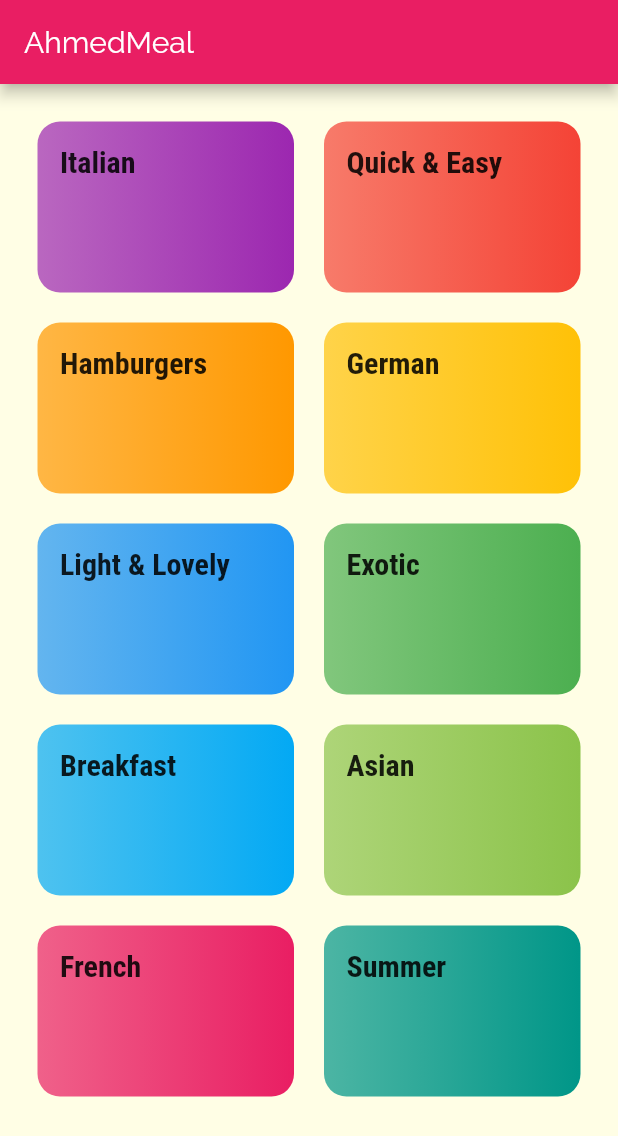
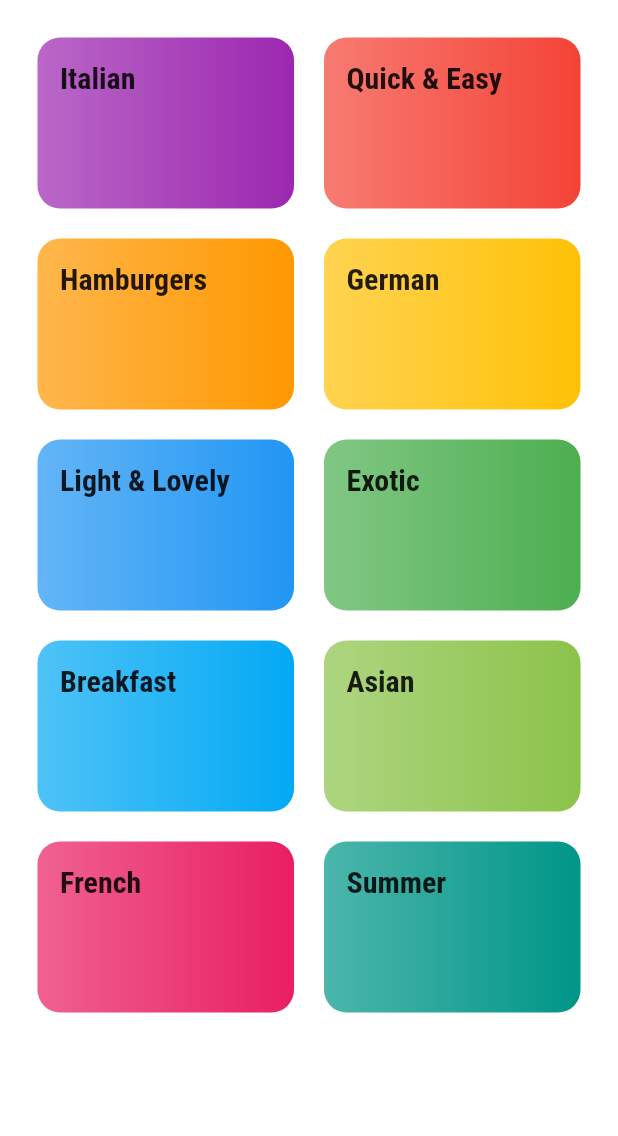
Before and after one commit to a7md0/FlutterMealsApp, a Flutter app: the screen it shows after launch, on a phone screen of 412 x 824 dp. Shown: the top 1136 px of the screen. Run offline on Flutter 3.47's test engine with Material 2 defaults, Android fonts, the phone set to English and light mode, and no system bars.

Commit message:
Cat sc remove app bar

```diff
--- a/lib/screens/categories_screen.dart
+++ b/lib/screens/categories_screen.dart
@@ -6,11 +6,7 @@ import '../widgets/category_item.dart';
 class CategoriesScreen extends StatelessWidget {
   @override
   Widget build(BuildContext context) {
-    return Scaffold(
-      appBar: AppBar(
-        title: Text('AhmedMeal'),
-      ),
-      body: GridView(
+    return GridView(
       padding: const EdgeInsets.all(25),
       children: DUMMY_CATEGORIES.map((cat) => CategoryItem(cat)).toList(),
       gridDelegate: SliverGridDelegateWithMaxCrossAxisExtent(
@@ -19,7 +15,6 @@ class CategoriesScreen extends StatelessWidget {
         crossAxisSpacing: 20,
         mainAxisSpacing: 20,
       ),
-      ),
     );
   }
 }
```
Lines whose indentation alone changed are shown as unchanged.
